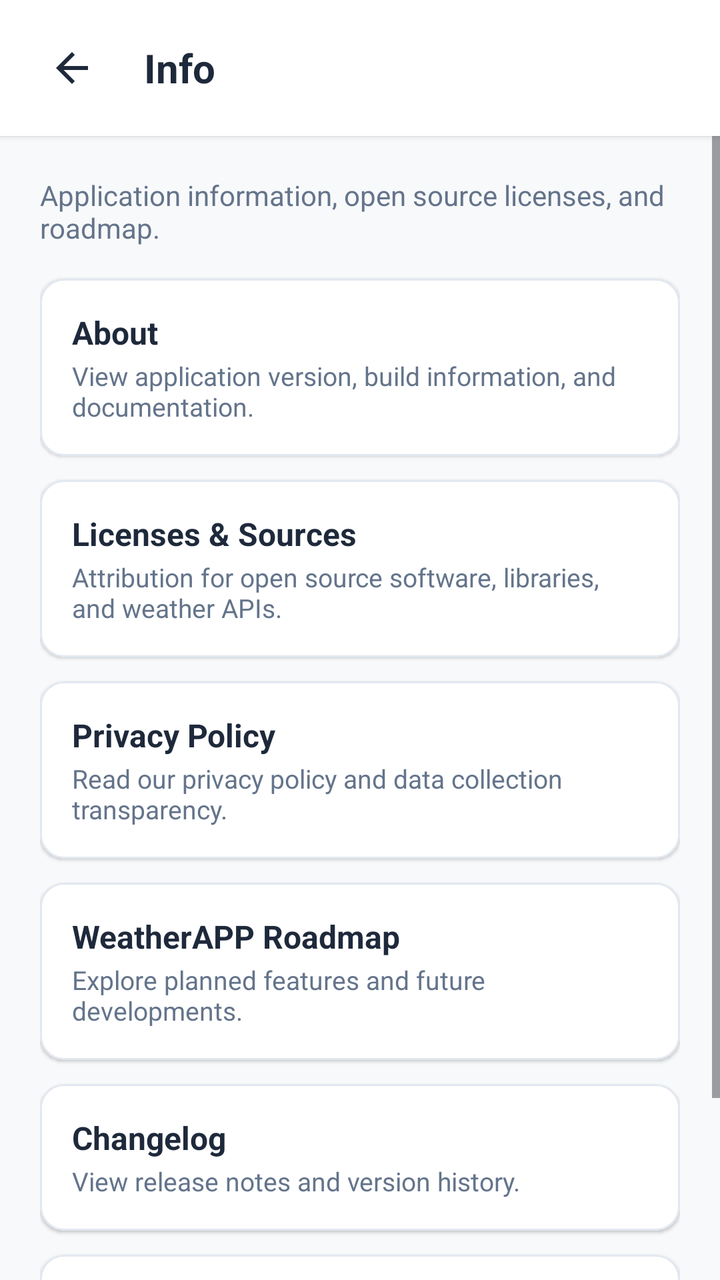
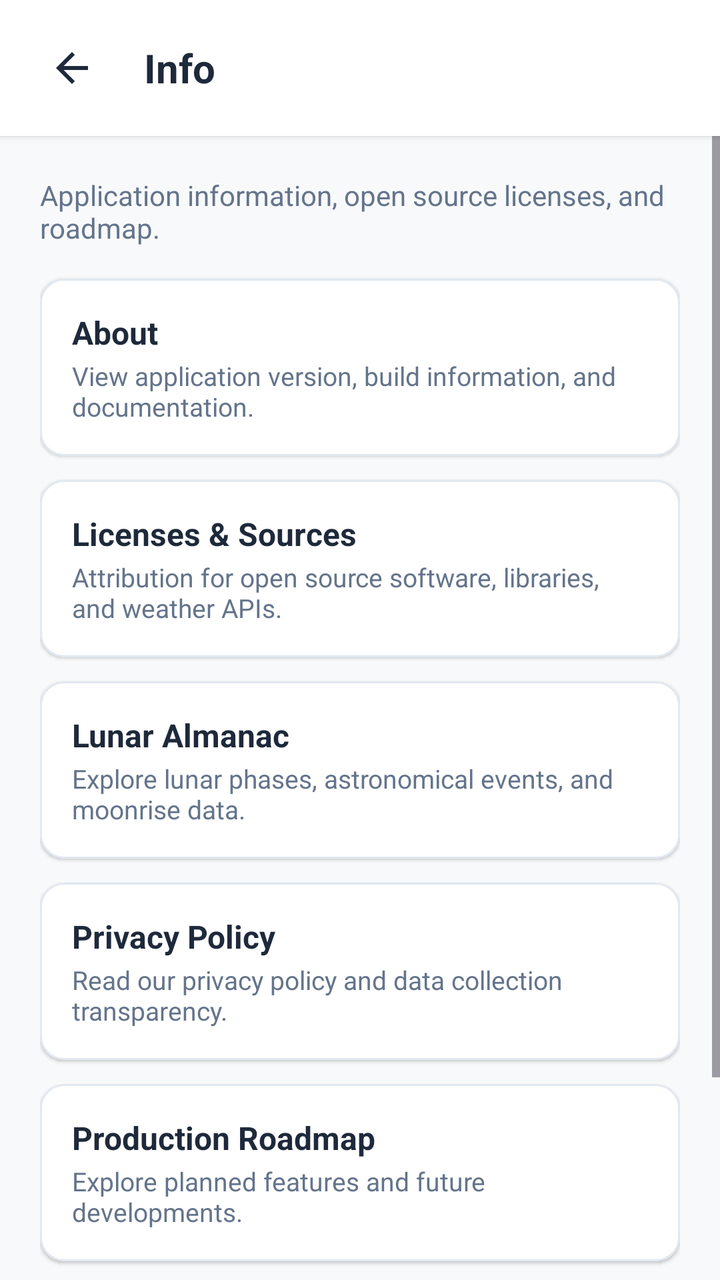

Screens rendered from an Android XML layout before and after an edit, with the pre-edit source and the edit as a unified diff.
<!-- AndroidManifest.xml: application theme Theme.WeatherAPP -->
<!-- res/layout/dialog_info_screen.xml -->
<?xml version="1.0" encoding="utf-8"?>
<LinearLayout xmlns:android="http://schemas.android.com/apk/res/android"
    xmlns:app="http://schemas.android.com/apk/res-auto"
    xmlns:tools="http://schemas.android.com/tools"
    android:id="@+id/layoutInfoScreenRoot"
    android:layout_width="match_parent"
    android:layout_height="match_parent"
    android:background="@color/background_light"
    android:orientation="vertical">

    
    <com.google.android.material.card.MaterialCardView
        android:id="@+id/cardHeader"
        android:layout_width="match_parent"
        android:layout_height="wrap_content"
        app:cardBackgroundColor="@color/surface_card"
        app:cardCornerRadius="0dp"
        app:cardElevation="2dp"
        app:strokeWidth="0dp">

        <LinearLayout
            android:layout_width="match_parent"
            android:layout_height="wrap_content"
            android:gravity="center_vertical"
            android:orientation="horizontal"
            android:paddingHorizontal="16dp"
            android:paddingVertical="14dp">

            <ImageButton
                android:id="@+id/btnBack"
                android:layout_width="40dp"
                android:layout_height="40dp"
                android:background="?attr/selectableItemBackgroundBorderless"
                android:contentDescription="@string/cd_back"
                android:padding="8dp"
                android:scaleType="fitCenter"
                android:src="@drawable/ic_back"
                app:tint="@color/text_primary" />

            <TextView
                android:id="@+id/tvHeaderTitle"
                android:layout_width="wrap_content"
                android:layout_height="wrap_content"
                android:layout_marginStart="16dp"
                android:text="@string/title_info"
                android:textColor="@color/text_primary"
                android:textSize="20sp"
                android:textStyle="bold" />

        </LinearLayout>

    </com.google.android.material.card.MaterialCardView>

    <ScrollView
        android:layout_width="match_parent"
        android:layout_height="match_parent"
        android:fillViewport="true">

        <LinearLayout
            android:layout_width="match_parent"
            android:layout_height="wrap_content"
            android:orientation="vertical"
            android:padding="20dp">

            <TextView
                android:id="@+id/tvHeaderDesc"
                android:layout_width="wrap_content"
                android:layout_height="wrap_content"
                android:layout_marginBottom="16dp"
                android:text="@string/desc_info_screen"
                android:textColor="@color/text_secondary"
                android:textSize="14sp" />

            
            <com.google.android.material.card.MaterialCardView
                android:id="@+id/cardAbout"
                android:layout_width="match_parent"
                android:layout_height="wrap_content"
                android:layout_marginBottom="12dp"
                android:clickable="true"
                android:focusable="true"
                app:cardBackgroundColor="@color/surface_card"
                app:cardCornerRadius="12dp"
                app:cardElevation="1dp"
                app:strokeColor="@color/divider_color"
                app:strokeWidth="1dp">

                <LinearLayout
                    android:layout_width="match_parent"
                    android:layout_height="wrap_content"
                    android:gravity="center_vertical"
                    android:orientation="horizontal"
                    android:padding="16dp">

                    <LinearLayout
                        android:layout_width="match_parent"
                        android:layout_height="wrap_content"
                        android:orientation="vertical">

                        <TextView
                            android:id="@+id/tvAboutTitle"
                            android:layout_width="wrap_content"
                            android:layout_height="wrap_content"
                            android:text="@string/title_about"
                            android:textColor="@color/text_primary"
                            android:textSize="16sp"
                            android:textStyle="bold" />

                        <TextView
                            android:id="@+id/tvAboutDesc"
                            android:layout_width="wrap_content"
                            android:layout_height="wrap_content"
                            android:layout_marginTop="2dp"
                            android:text="@string/desc_about"
                            android:textColor="@color/text_secondary"
                            android:textSize="13sp" />

                    </LinearLayout>

                </LinearLayout>

            </com.google.android.material.card.MaterialCardView>

            
            <com.google.android.material.card.MaterialCardView
                android:id="@+id/cardLicenses"
                android:layout_width="match_parent"
                android:layout_height="wrap_content"
                android:layout_marginBottom="12dp"
                android:clickable="true"
                android:focusable="true"
                app:cardBackgroundColor="@color/surface_card"
                app:cardCornerRadius="12dp"
                app:cardElevation="1dp"
                app:strokeColor="@color/divider_color"
                app:strokeWidth="1dp">

                <LinearLayout
                    android:layout_width="match_parent"
                    android:layout_height="wrap_content"
                    android:gravity="center_vertical"
                    android:orientation="horizontal"
                    android:padding="16dp">

                    <LinearLayout
                        android:layout_width="match_parent"
                        android:layout_height="wrap_content"
                        android:orientation="vertical">

                        <TextView
                            android:id="@+id/tvLicensesTitle"
                            android:layout_width="wrap_content"
                            android:layout_height="wrap_content"
                            android:text="@string/title_licenses_sources"
                            android:textColor="@color/text_primary"
                            android:textSize="16sp"
                            android:textStyle="bold" />

                        <TextView
                            android:id="@+id/tvLicensesDesc"
                            android:layout_width="wrap_content"
                            android:layout_height="wrap_content"
                            android:layout_marginTop="2dp"
                            android:text="@string/desc_licenses_sources"
                            android:textColor="@color/text_secondary"
                            android:textSize="13sp" />

                    </LinearLayout>

                </LinearLayout>

            </com.google.android.material.card.MaterialCardView>

            
            <com.google.android.material.card.MaterialCardView
                android:id="@+id/cardPrivacy"
                android:layout_width="match_parent"
                android:layout_height="wrap_content"
                android:layout_marginBottom="12dp"
                android:clickable="true"
                android:focusable="true"
                app:cardBackgroundColor="@color/surface_card"
                app:cardCornerRadius="12dp"
                app:cardElevation="1dp"
                app:strokeColor="@color/divider_color"
                app:strokeWidth="1dp">

                <LinearLayout
                    android:layout_width="match_parent"
                    android:layout_height="wrap_content"
                    android:gravity="center_vertical"
                    android:orientation="horizontal"
                    android:padding="16dp">

                    <LinearLayout
                        android:layout_width="match_parent"
                        android:layout_height="wrap_content"
                        android:orientation="vertical">

                        <TextView
                            android:id="@+id/tvPrivacyTitle"
                            android:layout_width="wrap_content"
                            android:layout_height="wrap_content"
                            android:text="@string/title_privacy_policy"
                            android:textColor="@color/text_primary"
                            android:textSize="16sp"
                            android:textStyle="bold" />

                        <TextView
                            android:id="@+id/tvPrivacyDesc"
                            android:layout_width="wrap_content"
                            android:layout_height="wrap_content"
                            android:layout_marginTop="2dp"
                            android:text="@string/desc_privacy_policy"
                            android:textColor="@color/text_secondary"
                            android:textSize="13sp" />

                    </LinearLayout>

                </LinearLayout>

            </com.google.android.material.card.MaterialCardView>

            
            <com.google.android.material.card.MaterialCardView
                android:id="@+id/cardRoadmap"
                android:layout_width="match_parent"
                android:layout_height="wrap_content"
                android:layout_marginBottom="12dp"
                android:clickable="true"
                android:focusable="true"
                app:cardBackgroundColor="@color/surface_card"
                app:cardCornerRadius="12dp"
                app:cardElevation="1dp"
                app:strokeColor="@color/divider_color"
                app:strokeWidth="1dp">

                <LinearLayout
                    android:layout_width="match_parent"
                    android:layout_height="wrap_content"
                    android:gravity="center_vertical"
                    android:orientation="horizontal"
                    android:padding="16dp">

                    <LinearLayout
                        android:layout_width="match_parent"
                        android:layout_height="wrap_content"
                        android:orientation="vertical">

                        <TextView
                            android:id="@+id/tvRoadmapTitle"
                            android:layout_width="wrap_content"
                            android:layout_height="wrap_content"
                            android:text="@string/title_weatherapp_roadmap"
                            android:textColor="@color/text_primary"
                            android:textSize="16sp"
                            android:textStyle="bold" />

                        <TextView
                            android:id="@+id/tvRoadmapDesc"
                            android:layout_width="wrap_content"
                            android:layout_height="wrap_content"
                            android:layout_marginTop="2dp"
                            android:text="@string/desc_weatherapp_roadmap"
                            android:textColor="@color/text_secondary"
                            android:textSize="13sp" />

                    </LinearLayout>

                </LinearLayout>

            </com.google.android.material.card.MaterialCardView>

            
            <com.google.android.material.card.MaterialCardView
                android:id="@+id/cardChangelog"
                android:layout_width="match_parent"
                android:layout_height="wrap_content"
                android:layout_marginBottom="12dp"
                android:clickable="true"
                android:focusable="true"
                app:cardBackgroundColor="@color/surface_card"
                app:cardCornerRadius="12dp"
                app:cardElevation="1dp"
                app:strokeColor="@color/divider_color"
                app:strokeWidth="1dp">

                <LinearLayout
                    android:layout_width="match_parent"
                    android:layout_height="wrap_content"
                    android:gravity="center_vertical"
                    android:orientation="horizontal"
                    android:padding="16dp">

                    <LinearLayout
                        android:layout_width="match_parent"
                        android:layout_height="wrap_content"
                        android:orientation="vertical">

                        <TextView
                            android:id="@+id/tvChangelogTitle"
                            android:layout_width="wrap_content"
                            android:layout_height="wrap_content"
                            android:text="@string/title_changelog"
                            android:textColor="@color/text_primary"
                            android:textSize="16sp"
                            android:textStyle="bold" />

                        <TextView
                            android:id="@+id/tvChangelogDesc"
                            android:layout_width="wrap_content"
                            android:layout_height="wrap_content"
                            android:layout_marginTop="2dp"
                            android:text="@string/desc_changelog"
                            android:textColor="@color/text_secondary"
                            android:textSize="13sp" />

                    </LinearLayout>

                </LinearLayout>

            </com.google.android.material.card.MaterialCardView>

            
            <com.google.android.material.card.MaterialCardView
                android:id="@+id/cardUserManual"
                android:layout_width="match_parent"
                android:layout_height="wrap_content"
                android:layout_marginBottom="12dp"
                android:clickable="true"
                android:focusable="true"
                app:cardBackgroundColor="@color/surface_card"
                app:cardCornerRadius="12dp"
                app:cardElevation="1dp"
                app:strokeColor="@color/divider_color"
                app:strokeWidth="1dp">

                <LinearLayout
                    android:layout_width="match_parent"
                    android:layout_height="wrap_content"
                    android:gravity="center_vertical"
                    android:orientation="horizontal"
                    android:padding="16dp">

                    <LinearLayout
                        android:layout_width="match_parent"
                        android:layout_height="wrap_content"
                        android:orientation="vertical">

                        <TextView
                            android:id="@+id/tvUserManualTitle"
                            android:layout_width="wrap_content"
                            android:layout_height="wrap_content"
                            android:text="@string/title_user_manual"
                            android:textColor="@color/text_primary"
                            android:textSize="16sp"
                            android:textStyle="bold" />

                        <TextView
                            android:id="@+id/tvUserManualDesc"
                            android:layout_width="wrap_content"
                            android:layout_height="wrap_content"
                            android:layout_marginTop="2dp"
                            android:text="@string/desc_user_manual"
                            android:textColor="@color/text_secondary"
                            android:textSize="13sp" />

                    </LinearLayout>

                </LinearLayout>

            </com.google.android.material.card.MaterialCardView>

        </LinearLayout>

    </ScrollView>

</LinearLayout>
<!-- resources referenced by this layout -->
<resources>
  <color name="background_light">#F8F9FA</color>
  <color name="divider_color">#E2E8F0</color>
  <color name="surface_card">#FFFFFF</color>
  <color name="text_primary">#1E293B</color>
  <color name="text_secondary">#64748B</color>
  <!-- drawable ic_back (drawable) -->
  <vector xmlns:android="http://schemas.android.com/apk/res/android"
      android:width="24dp"
      android:height="24dp"
      android:viewportWidth="24"
      android:viewportHeight="24">
    <path
        android:fillColor="@color/text_primary"
        android:pathData="M20,11H7.83l5.59,-5.59L12,4l-8,8 8,8 1.41,-1.41L7.83,13H20v-2z"/>
  </vector>
  <string name="cd_back">Back</string>
  <string name="desc_about">View application version, build information, and documentation.</string>
  <string name="desc_changelog">View release notes and version history.</string>
  <string name="desc_info_screen">Application information, open source licenses, and roadmap.</string>
  <string name="desc_licenses_sources">Attribution for open source software, libraries, and weather APIs.</string>
  <string name="desc_privacy_policy">Read our privacy policy and data collection transparency.</string>
  <string name="desc_user_manual">Read detailed application user manual and documentation.</string>
  <string name="desc_weatherapp_roadmap">Explore planned features and future developments.</string>
  <string name="title_about">About</string>
  <string name="title_changelog">Changelog</string>
  <string name="title_info">Info</string>
  <string name="title_licenses_sources">Licenses &amp; Sources</string>
  <string name="title_privacy_policy">Privacy Policy</string>
  <string name="title_user_manual">User Manual</string>
  <string name="title_weatherapp_roadmap">WeatherAPP Roadmap</string>
  <style name="Theme.WeatherAPP" parent="Base.Theme.WeatherAPP" />
  <style name="Base.Theme.WeatherAPP" parent="Theme.Material3.DayNight.NoActionBar">
          <item name="android:statusBarColor">@color/surface_card</item>
          <item name="android:windowLightStatusBar">true</item>
      </style>
</resources>

<!-- the commit's change to res/layout/dialog_info_screen.xml (unified diff, before → after) -->
@@ -173,6 +173,56 @@
 
             
             <com.google.android.material.card.MaterialCardView
+                android:id="@+id/cardLunarAlmanac"
+                android:layout_width="match_parent"
+                android:layout_height="wrap_content"
+                android:layout_marginBottom="12dp"
+                android:clickable="true"
+                android:focusable="true"
+                app:cardBackgroundColor="@color/surface_card"
+                app:cardCornerRadius="12dp"
+                app:cardElevation="1dp"
+                app:strokeColor="@color/divider_color"
+                app:strokeWidth="1dp">
+
+                <LinearLayout
+                    android:layout_width="match_parent"
+                    android:layout_height="wrap_content"
+                    android:gravity="center_vertical"
+                    android:orientation="horizontal"
+                    android:padding="16dp">
+
+                    <LinearLayout
+                        android:layout_width="match_parent"
+                        android:layout_height="wrap_content"
+                        android:orientation="vertical">
+
+                        <TextView
+                            android:id="@+id/tvLunarAlmanacTitle"
+                            android:layout_width="wrap_content"
+                            android:layout_height="wrap_content"
+                            android:text="@string/title_lunar_almanac"
+                            android:textColor="@color/text_primary"
+                            android:textSize="16sp"
+                            android:textStyle="bold" />
+
+                        <TextView
+                            android:id="@+id/tvLunarAlmanacDesc"
+                            android:layout_width="wrap_content"
+                            android:layout_height="wrap_content"
+                            android:layout_marginTop="2dp"
+                            android:text="@string/desc_lunar_almanac"
+                            android:textColor="@color/text_secondary"
+                            android:textSize="13sp" />
+
+                    </LinearLayout>
+
+                </LinearLayout>
+
+            </com.google.android.material.card.MaterialCardView>
+
+            
+            <com.google.android.material.card.MaterialCardView
                 android:id="@+id/cardPrivacy"
                 android:layout_width="match_parent"
                 android:layout_height="wrap_content"
@@ -273,56 +323,6 @@
 
             
             <com.google.android.material.card.MaterialCardView
-                android:id="@+id/cardChangelog"
-                android:layout_width="match_parent"
-                android:layout_height="wrap_content"
-                android:layout_marginBottom="12dp"
-                android:clickable="true"
-                android:focusable="true"
-                app:cardBackgroundColor="@color/surface_card"
-                app:cardCornerRadius="12dp"
-                app:cardElevation="1dp"
-                app:strokeColor="@color/divider_color"
-                app:strokeWidth="1dp">
-
-                <LinearLayout
-                    android:layout_width="match_parent"
-                    android:layout_height="wrap_content"
-                    android:gravity="center_vertical"
-                    android:orientation="horizontal"
-                    android:padding="16dp">
-
-                    <LinearLayout
-                        android:layout_width="match_parent"
-                        android:layout_height="wrap_content"
-                        android:orientation="vertical">
-
-                        <TextView
-                            android:id="@+id/tvChangelogTitle"
-                            android:layout_width="wrap_content"
-                            android:layout_height="wrap_content"
-                            android:text="@string/title_changelog"
-                            android:textColor="@color/text_primary"
-                            android:textSize="16sp"
-                            android:textStyle="bold" />
-
-                        <TextView
-                            android:id="@+id/tvChangelogDesc"
-                            android:layout_width="wrap_content"
-                            android:layout_height="wrap_content"
-                            android:layout_marginTop="2dp"
-                            android:text="@string/desc_changelog"
-                            android:textColor="@color/text_secondary"
-                            android:textSize="13sp" />
-
-                    </LinearLayout>
-
-                </LinearLayout>
-
-            </com.google.android.material.card.MaterialCardView>
-
-            
-            <com.google.android.material.card.MaterialCardView
                 android:id="@+id/cardUserManual"
                 android:layout_width="match_parent"
                 android:layout_height="wrap_content"
<!-- resource entries referenced after the edit -->
@@ -17,19 +17,19 @@
   </vector>
   <string name="cd_back">Back</string>
   <string name="desc_about">View application version, build information, and documentation.</string>
-  <string name="desc_changelog">View release notes and version history.</string>
   <string name="desc_info_screen">Application information, open source licenses, and roadmap.</string>
   <string name="desc_licenses_sources">Attribution for open source software, libraries, and weather APIs.</string>
+  <string name="desc_lunar_almanac">Explore lunar phases, astronomical events, and moonrise data.</string>
   <string name="desc_privacy_policy">Read our privacy policy and data collection transparency.</string>
   <string name="desc_user_manual">Read detailed application user manual and documentation.</string>
   <string name="desc_weatherapp_roadmap">Explore planned features and future developments.</string>
   <string name="title_about">About</string>
-  <string name="title_changelog">Changelog</string>
   <string name="title_info">Info</string>
   <string name="title_licenses_sources">Licenses &amp; Sources</string>
+  <string name="title_lunar_almanac">Lunar Almanac</string>
   <string name="title_privacy_policy">Privacy Policy</string>
   <string name="title_user_manual">User Manual</string>
-  <string name="title_weatherapp_roadmap">WeatherAPP Roadmap</string>
+  <string name="title_weatherapp_roadmap">Production Roadmap</string>
   <style name="Theme.WeatherAPP" parent="Base.Theme.WeatherAPP" />
   <style name="Base.Theme.WeatherAPP" parent="Theme.Material3.DayNight.NoActionBar">
           <item name="android:statusBarColor">@color/surface_card</item>
